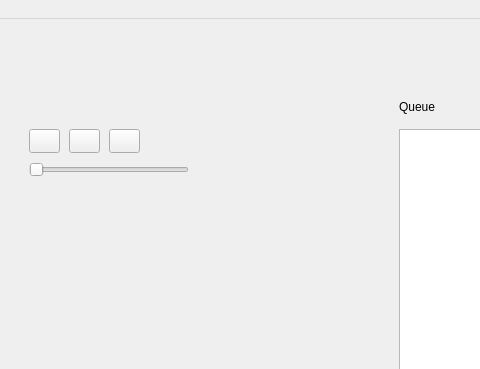
Qt form sources/MainWindow.ui (nichilum/nimamp) before a commit; both pictures show x 101 to 581 and y 0 to 369 of the 901 by 586 pixel window.
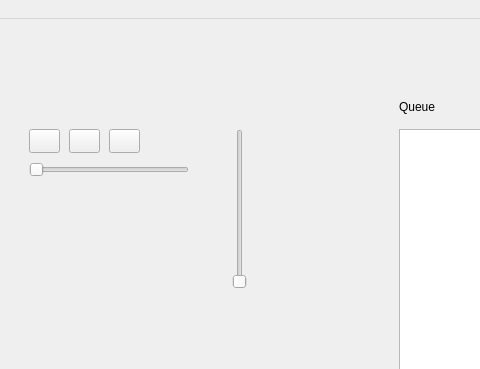
The same form after that commit. Icons and pictures are not drawn.

Commit message: volume slider

What changed in the file:
```diff
--- a/sources/MainWindow.ui
+++ b/sources/MainWindow.ui
@@ -101,6 +101,34 @@
      <enum>QAbstractItemView::DragDropMode::InternalMove</enum>
     </property>
    </widget>
+   <widget class="QSlider" name="volumeSlider">
+    <property name="geometry">
+     <rect>
+      <x>330</x>
+      <y>110</y>
+      <width>22</width>
+      <height>160</height>
+     </rect>
+    </property>
+    <property name="maximum">
+     <number>100</number>
+    </property>
+    <property name="singleStep">
+     <number>1</number>
+    </property>
+    <property name="tracking">
+     <bool>true</bool>
+    </property>
+    <property name="orientation">
+     <enum>Qt::Orientation::Vertical</enum>
+    </property>
+    <property name="invertedAppearance">
+     <bool>false</bool>
+    </property>
+    <property name="invertedControls">
+     <bool>false</bool>
+    </property>
+   </widget>
   </widget>
   <widget class="QMenuBar" name="menubar">
    <property name="geometry">
```
Left out of the diff: 2 changed lines with no effect on the pictures. The commit also changes 3 other files.
